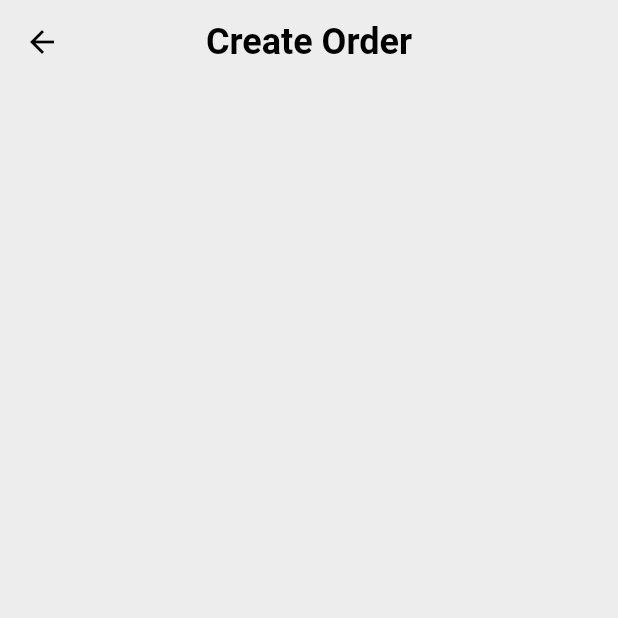
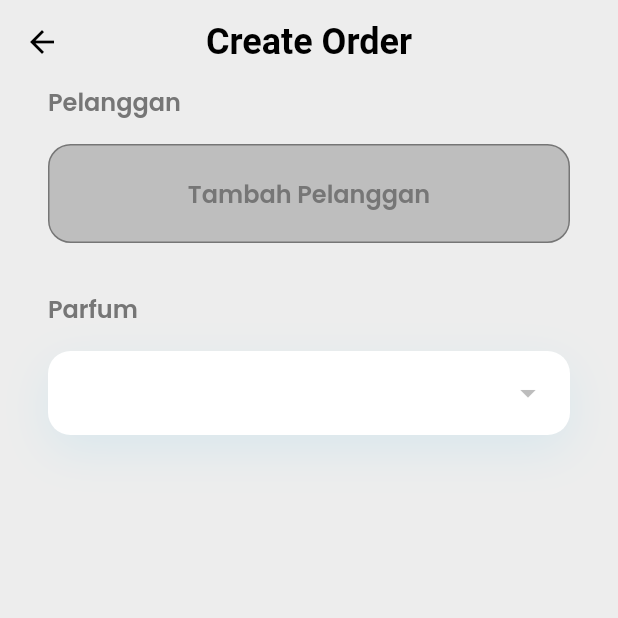
Before and after one commit to dimassdoubles/appsilon, a Flutter app: the HomeScreen screen opened by its route, after a tap on "Cuci Setrika", on a phone screen of 412 x 824 dp, the top half of it. Run offline on Flutter 3.47's test engine with Material 2 defaults, Android fonts, the phone set to English and light mode, and no system bars; our stand-ins replace auto_route, bloc, dartz, dot_navigation_bar, equatable, flutter_bloc and 6 more; accounts and stored records are empty.

Commit message:
Membuat drop down parfum

```diff
--- /dev/null
+++ b/lib/src/features/order/data/data_source/parfume_remote_source.dart
@@ -0,0 +1,32 @@
+import 'dart:developer';
+
+import 'package:appsilon/src/features/order/domain/models/parfume.dart';
+import 'package:injectable/injectable.dart';
+import 'package:supabase_flutter/supabase_flutter.dart';
+
+abstract class ParfumeRemoteSource {
+  Future<List<Parfume>> getParfumeList();
+}
+
+@Injectable(as: ParfumeRemoteSource)
+class SupabaseParfumeSource implements ParfumeRemoteSource {
+  final _supabase = Supabase.instance.client;
+
+  @override
+  Future<List<Parfume>> getParfumeList() async {
+    log("supabaseparfumesource getListParfume");
+
+    final data = await _supabase.from('parfume').select();
+
+    final listMap = List<Map<String, dynamic>>.from(data);
+
+    final result = listMap
+        .map(
+          (e) => Parfume.fromJson(e),
+        )
+        .toList();
+
+    log(result.toString());
+    return result;
+  }
+}
--- /dev/null
+++ b/lib/src/features/order/data/repo_impl/parfume_repo_impl.dart
@@ -0,0 +1,29 @@
+import 'dart:developer';
+
+import 'package:appsilon/src/features/order/data/data_source/parfume_remote_source.dart';
+import 'package:appsilon/src/features/order/domain/models/parfume.dart';
+import 'package:appsilon/src/constants/errors/failures.dart';
+import 'package:appsilon/src/features/order/domain/repo/parfume_repo.dart';
+import 'package:dartz/dartz.dart';
+import 'package:injectable/injectable.dart';
+
+@Injectable(as: ParfumeRepo)
+class ParfumeRepoImpl implements ParfumeRepo {
+  final ParfumeRemoteSource _remoteSource;
+
+  ParfumeRepoImpl({required ParfumeRemoteSource remoteSource})
+      : _remoteSource = remoteSource;
+
+  @override
+  Future<Either<Failure, List<Parfume>>> getParfumeList() async {
+    try {
+      log("parfumerepoimpl getparfumelist");
+      final result = await _remoteSource.getParfumeList();
+
+      return Right(result);
+    } catch (e) {
+      log(e.toString());
+      return Left(UnhandledFailure(e.toString()));
+    }
+  }
+}
--- /dev/null
+++ b/lib/src/features/order/domain/models/parfume.dart
@@ -0,0 +1,22 @@
+import 'package:freezed_annotation/freezed_annotation.dart';
+import 'package:flutter/foundation.dart';
+
+part 'parfume.freezed.dart';
+part 'parfume.g.dart';
+
+@freezed
+class Parfume with _$Parfume {
+  @JsonSerializable(explicitToJson: true)
+  const factory Parfume(
+      {required int id,
+      @JsonKey(name: 'parfume_code') required String parfumeCode,
+      @JsonKey(name: 'parfume_name') required String parfumeName,
+      required int version,
+      @JsonKey(name: 'create_username') required String createUsername,
+      @JsonKey(name: 'update_username') required String updateUsername,
+      @JsonKey(name: 'created_at') required int createdAt,
+      @JsonKey(name: 'updated_at') required int updatedAt}) = _Parfume;
+
+  factory Parfume.fromJson(Map<String, dynamic> json) =>
+      _$ParfumeFromJson(json);
+}
--- /dev/null
+++ b/lib/src/features/order/domain/repo/parfume_repo.dart
@@ -0,0 +1,7 @@
+import 'package:appsilon/src/constants/errors/failures.dart';
+import 'package:appsilon/src/features/order/domain/models/parfume.dart';
+import 'package:dartz/dartz.dart';
+
+abstract class ParfumeRepo {
+  Future<Either<Failure, List<Parfume>>> getParfumeList();
+}
--- /dev/null
+++ b/lib/src/features/order/domain/usecases/get_parfume_list.dart
@@ -0,0 +1,16 @@
+import 'package:appsilon/src/constants/errors/failures.dart';
+import 'package:appsilon/src/features/order/domain/models/parfume.dart';
+import 'package:appsilon/src/features/order/domain/repo/parfume_repo.dart';
+import 'package:dartz/dartz.dart';
+import 'package:injectable/injectable.dart';
+
+@injectable
+class GetParfumeList {
+  final ParfumeRepo _repo;
+
+  GetParfumeList({required ParfumeRepo repo}) : _repo = repo;
+
+  Future<Either<Failure, List<Parfume>>> call() {
+    return _repo.getParfumeList();
+  }
+}
--- /dev/null
+++ b/lib/src/features/order/presentation/blocs/parfume_bloc.dart
@@ -0,0 +1,28 @@
+import 'package:appsilon/src/features/order/domain/usecases/get_parfume_list.dart';
+import 'package:appsilon/src/features/order/presentation/blocs/parfume_event.dart';
+import 'package:appsilon/src/features/order/presentation/blocs/parfume_state.dart';
+import 'package:bloc/bloc.dart';
+import 'package:injectable/injectable.dart';
+
+@injectable
+class ParfumeBloc extends Bloc<ParfumeEvent, ParfumeState> {
+  final GetParfumeList _getParfumeList;
+
+  ParfumeBloc({required GetParfumeList getParfumeList})
+      : _getParfumeList = getParfumeList,
+        super(ParfumeInit()) {
+    on<EvGetParfumeList>(
+      (event, emit) async {
+        emit(ParfumeLoading());
+
+        final result = await _getParfumeList();
+
+        result.fold((l) {
+          emit(ParfumeFail(l));
+        }, (r) {
+          emit(SuccessGetParfumeList(r));
+        });
+      },
+    );
+  }
+}
--- /dev/null
+++ b/lib/src/features/order/presentation/blocs/parfume_event.dart
@@ -0,0 +1,3 @@
+abstract class ParfumeEvent {}
+
+class EvGetParfumeList extends ParfumeEvent {}
--- /dev/null
+++ b/lib/src/features/order/presentation/blocs/parfume_state.dart
@@ -0,0 +1,33 @@
+import 'package:appsilon/src/constants/errors/failures.dart';
+import 'package:appsilon/src/features/order/domain/models/parfume.dart';
+import 'package:equatable/equatable.dart';
+
+abstract class ParfumeState extends Equatable {}
+
+class ParfumeInit extends ParfumeState {
+  @override
+  List<Object?> get props => [];
+}
+
+class ParfumeLoading extends ParfumeState {
+  @override
+  List<Object?> get props => [];
+}
+
+class ParfumeFail extends ParfumeState {
+  final Failure failure;
+
+  ParfumeFail(this.failure);
+
+  @override
+  List<Object?> get props => [failure];
+}
+
+class SuccessGetParfumeList extends ParfumeState {
+  final List<Parfume> parfumeList;
+
+  SuccessGetParfumeList(this.parfumeList);
+
+  @override
+  List<Object?> get props => [parfumeList];
+}
--- a/lib/src/features/order/presentation/screens/create_order_screen.dart
+++ b/lib/src/features/order/presentation/screens/create_order_screen.dart
@@ -2,6 +2,12 @@ import 'package:appsilon/injection.dart';
 import 'package:appsilon/src/features/order/presentation/blocs/service_bloc.dart';
 import 'package:appsilon/src/features/order/presentation/blocs/service_event.dart';
 import 'package:appsilon/src/features/order/presentation/blocs/service_state.dart';
+import 'package:appsilon/src/features/order/presentation/widgets/drop_down_parfume.dart';
+import 'package:appsilon/src/shared/widgets/space/medium_space.dart';
+import 'package:appsilon/src/shared/widgets/space/regular_space.dart';
+import 'package:appsilon/src/themes/app_color.dart';
+import 'package:appsilon/src/themes/app_size.dart';
+import 'package:appsilon/src/themes/app_text.dart';
 import 'package:auto_route/auto_route.dart';
 import 'package:flutter/material.dart';
 import 'package:flutter_bloc/flutter_bloc.dart';
@@ -43,13 +49,42 @@ class _CreateOrderScreenState extends State<CreateOrderScreen> {
         bloc: _serviceBloc,
         builder: (context, state) {
           if (state is SuccessGetServiceList) {
-            return Center(
+            return Padding(
+              padding:
+                  const EdgeInsets.symmetric(horizontal: AppSize.paddingMedium),
               child: Column(
-                crossAxisAlignment: CrossAxisAlignment.center,
-                mainAxisAlignment: MainAxisAlignment.center,
-                children:
-                    state.serviceList.map((e) => Text(e.serviceName)).toList(),
-              ),
+                  crossAxisAlignment: CrossAxisAlignment.start,
+                  children: [
+                    Text(
+                      'Pelanggan',
+                      style: AppText.semiBold16.copyWith(color: AppColor.grey),
+                    ),
+                    const RegularSpace(),
+                    Container(
+                      width: double.infinity,
+                      padding: const EdgeInsets.all(AppSize.paddingRegular + 4),
+                      decoration: BoxDecoration(
+                        borderRadius:
+                            BorderRadius.circular(AppSize.borderRadiusRegular),
+                        color: AppColor.grey.withAlpha(100),
+                        border: Border.all(color: AppColor.grey),
+                      ),
+                      child: Center(
+                        child: Text(
+                          'Tambah Pelanggan',
+                          style:
+                              AppText.semiBold16.copyWith(color: AppColor.grey),
+                        ),
+                      ),
+                    ),
+                    const MediumSpace(),
+                    Text(
+                      'Parfum',
+                      style: AppText.semiBold16.copyWith(color: AppColor.grey),
+                    ),
+                    const RegularSpace(),
+                    const DropDownParfume(),
+                  ]),
             );
           }
           return const SizedBox();
--- a/lib/src/features/order/presentation/screens/home_screen.dart
+++ b/lib/src/features/order/presentation/screens/home_screen.dart
@@ -104,7 +104,7 @@ class HomeScreen extends StatelessWidget {
                   ServiceCard(
                     onTap: () {
                       log("cuci setrika di klik");
-                      context.router.push(CreateOrderRoute());
+                      context.router.push(const CreateOrderRoute());
                     },
                     image: 'assets/icons/washing-machine.png',
                     label: 'Cuci Setrika',
--- /dev/null
+++ b/lib/src/features/order/presentation/widgets/drop_down_parfume.dart
@@ -0,0 +1,74 @@
+import 'package:appsilon/injection.dart';
+import 'package:appsilon/src/features/order/domain/models/parfume.dart';
+import 'package:appsilon/src/features/order/presentation/blocs/parfume_bloc.dart';
+import 'package:appsilon/src/features/order/presentation/blocs/parfume_event.dart';
+import 'package:appsilon/src/features/order/presentation/blocs/parfume_state.dart';
+import 'package:appsilon/src/shared/widgets/styled_container.dart';
+import 'package:flutter/material.dart';
+import 'package:flutter_bloc/flutter_bloc.dart';
+
+class DropDownParfume extends StatefulWidget {
+  const DropDownParfume({
+    super.key,
+  });
+
+  @override
+  State<DropDownParfume> createState() => _DropDownParfumeState();
+}
+
+class _DropDownParfumeState extends State<DropDownParfume> {
+  Parfume? _value;
+
+  final ParfumeBloc _parfumeBloc = getIt.get<ParfumeBloc>();
+
+  List<DropdownMenuItem<Parfume>> _items = [
+    const DropdownMenuItem(
+      value: null,
+      child: Text(''),
+    )
+  ];
+
+  @override
+  void initState() {
+    _parfumeBloc.add(EvGetParfumeList());
+    super.initState();
+  }
+
+  @override
+  Widget build(BuildContext context) {
+    return StyledContainer(
+      child: BlocConsumer(
+          listener: (context, state) {
+            if (state is SuccessGetParfumeList) {
+              setState(() {
+                _items = state.parfumeList
+                    .map((e) => DropdownMenuItem(
+                          value: e,
+                          child: Text(
+                            e.parfumeName,
+                          ),
+                        ))
+                    .toList();
+              });
+            }
+          },
+          bloc: _parfumeBloc,
+          builder: (context, state) => DropdownButton<Parfume>(
+                value: _value,
+                onChanged: (value) {
+                  setState(() {
+                    _value = value!;
+                  });
+                },
+                onTap: () {
+                  if (_parfumeBloc.state is! SuccessGetParfumeList) {
+                    _parfumeBloc.add(EvGetParfumeList());
+                  }
+                },
+                isExpanded: true,
+                underline: const SizedBox(),
+                items: _items,
+              )),
+    );
+  }
+}
```
Also changed, not shown: lib/injection.config.dart, lib/src/features/order/domain/models/parfume.freezed.dart (added), lib/src/features/order/domain/models/parfume.g.dart (added), lib/src/routing/app_router.gr.dart.
